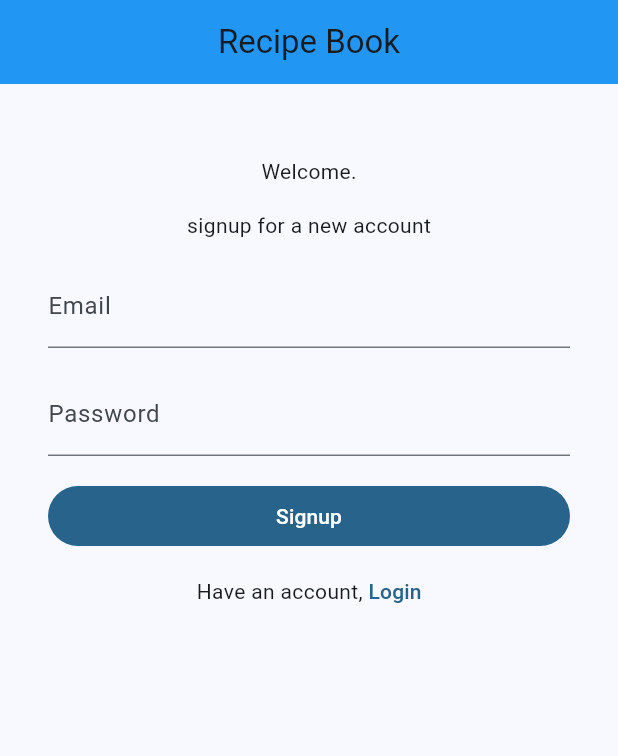
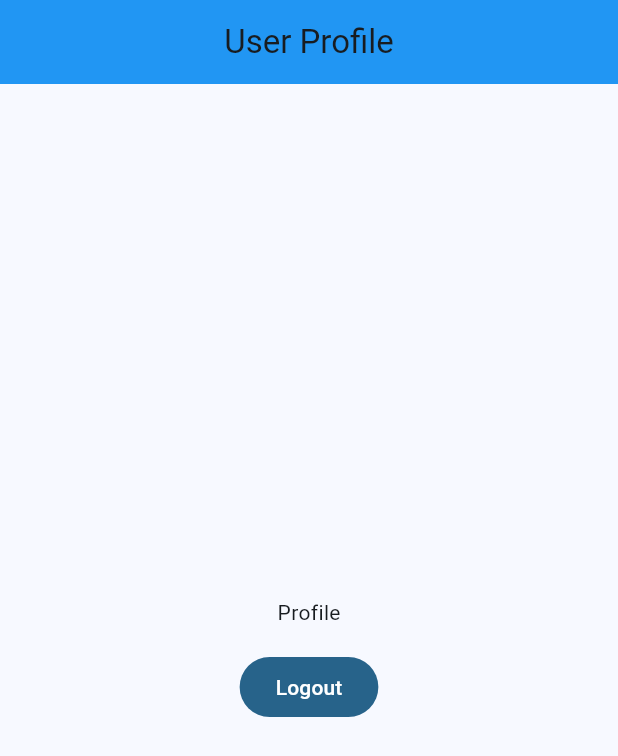
Before and after one commit to LaithAlwani/recipe-book, a Flutter app: the screen it shows after launch, on a phone screen of 412 x 824 dp. Shown: the top 756 px of the screen. Run offline on Flutter 3.47's test engine with Material 3 defaults, Android fonts, the light colour scheme and no system bars; our stand-ins replace firebase_auth, firebase_core; accounts and stored records are empty.

Commit message:
adds signout method

```diff
--- a/lib/main.dart
+++ b/lib/main.dart
@@ -1,6 +1,7 @@
 import 'package:firebase_core/firebase_core.dart';
 import 'package:flutter/material.dart';
 import 'package:recipe_book/firebase_options.dart';
+import 'package:recipe_book/screens/profile/profileScreen.dart';
 import 'package:recipe_book/screens/wlecome/welcome.dart';
 
 void main() async {
@@ -36,7 +37,7 @@ class MyApp extends StatelessWidget {
         // tested with just a hot reload.
         colorScheme: ColorScheme.fromSeed(seedColor: Colors.lightBlue),
       ),
-      home: const WelcomeScreen(),
+      home: const profileScreen(),
     );
   }
 }
--- /dev/null
+++ b/lib/screens/profile/profileScreen.dart
@@ -0,0 +1,37 @@
+import 'package:flutter/material.dart';
+import 'package:recipe_book/services/auth_service.dart';
+
+class profileScreen extends StatelessWidget {
+  const profileScreen({super.key});
+
+  @override
+  Widget build(BuildContext context) {
+    return Scaffold(
+      appBar: AppBar(
+        title: const Text("User Profile"),
+        backgroundColor: Colors.blue[500],
+        centerTitle: true,
+      ),
+      body: Container(
+        width: double.infinity,
+        padding: const EdgeInsets.all(16),
+        child: Column(
+          crossAxisAlignment: CrossAxisAlignment.center,
+          mainAxisAlignment: MainAxisAlignment.center,
+          children: [
+            const Text("Profile"),
+            const SizedBox(height: 16),
+
+            //out put user email
+            FilledButton(
+              onPressed: () async {
+                await AuthService.signOut();
+              },
+              child: const Text("Logout"),
+            ),
+          ],
+        ),
+      ),
+    );
+  }
+}
--- a/lib/services/auth_service.dart
+++ b/lib/services/auth_service.dart
@@ -13,7 +13,6 @@ class AuthService {
         return AppUser(
           uid: credential.user!.uid,
           email: credential.user!.email!,
-
         );
       }
       return null;
@@ -21,4 +20,8 @@ class AuthService {
       return null;
     }
   }
+
+  static Future<void> signOut() async {
+    await _firebaseAuth.signOut();
+  }
 }
```
